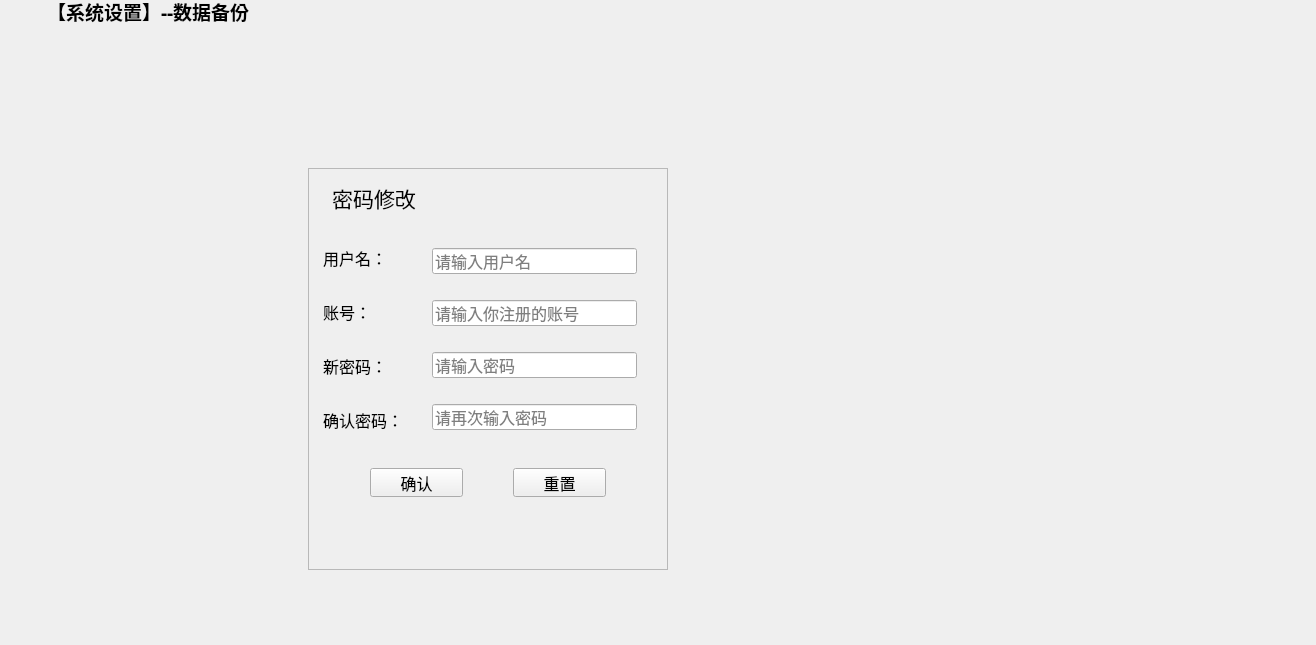
Old version of the form changepassword.ui in the repository Yzyqoung/Qt-hotelSystem.
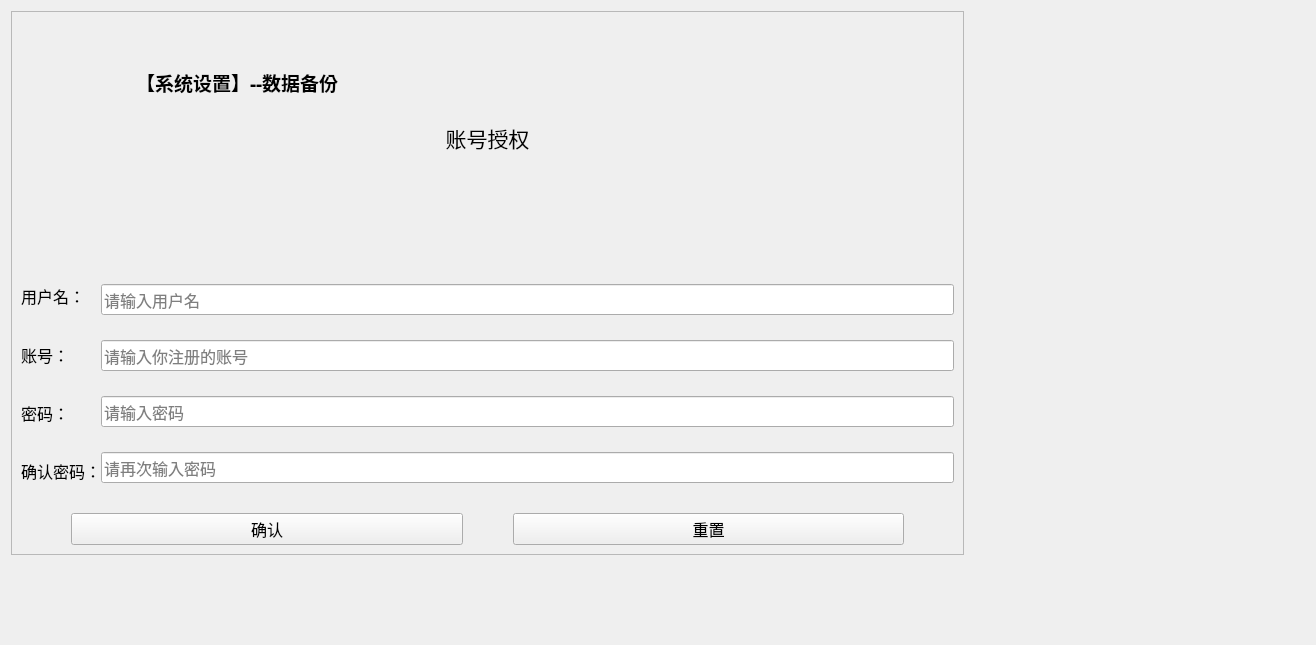
New version of the form. Icons and pictures are not drawn.

Commit message: 修改密码界面优化问题指定黄博

What changed in the file:
```diff
--- a/changepassword.ui
+++ b/changepassword.ui
@@ -13,15 +13,24 @@
   <property name="windowTitle">
    <string>Form</string>
   </property>
+  <layout class="QGridLayout" name="gridLayout_7">
+   <item row="4" column="2">
+    <spacer name="verticalSpacer_2">
+     <property name="orientation">
+      <enum>Qt::Vertical</enum>
+     </property>
+     <property name="sizeHint" stdset="0">
+      <size>
+       <width>359</width>
+       <height>54</height>
+      </size>
+     </property>
+    </spacer>
+   </item>
+   <item row="0" column="0" rowspan="4" colspan="3">
+    <layout class="QGridLayout" name="gridLayout_2">
+     <item row="1" column="0" colspan="2">
   <widget class="QFrame" name="frame_2">
-   <property name="geometry">
-    <rect>
-     <x>308</x>
-     <y>168</y>
-     <width>360</width>
-     <height>402</height>
-    </rect>
-   </property>
    <property name="sizePolicy">
     <sizepolicy hsizetype="Expanding" vsizetype="Expanding">
      <horstretch>0</horstretch>
@@ -34,212 +43,26 @@
    <property name="frameShadow">
     <enum>QFrame::Raised</enum>
    </property>
-   <widget class="QLabel" name="label">
-    <property name="geometry">
-     <rect>
-      <x>12</x>
-      <y>12</y>
-      <width>108</width>
-      <height>35</height>
-     </rect>
-    </property>
-    <property name="font">
-     <font>
-      <family>微软雅黑</family>
-      <pointsize>16</pointsize>
-      <weight>50</weight>
-      <bold>false</bold>
-     </font>
-    </property>
-    <property name="text">
-     <string>密码修改</string>
-    </property>
-    <property name="alignment">
-     <set>Qt::AlignCenter</set>
-    </property>
-   </widget>
-   <widget class="QLineEdit" name="UserName">
-    <property name="geometry">
-     <rect>
-      <x>124</x>
-      <y>80</y>
-      <width>205</width>
-      <height>26</height>
-     </rect>
-    </property>
-    <property name="font">
-     <font>
-      <family>楷体</family>
-      <pointsize>12</pointsize>
-     </font>
-    </property>
-    <property name="echoMode">
-     <enum>QLineEdit::Normal</enum>
-    </property>
-    <property name="placeholderText">
-     <string>请输入用户名</string>
-    </property>
-   </widget>
-   <widget class="QLineEdit" name="UserRePwd">
-    <property name="geometry">
-     <rect>
-      <x>124</x>
-      <y>236</y>
-      <width>205</width>
-      <height>26</height>
-     </rect>
-    </property>
-    <property name="font">
-     <font>
-      <family>楷体</family>
-      <pointsize>12</pointsize>
-     </font>
-    </property>
-    <property name="echoMode">
-     <enum>QLineEdit::Password</enum>
-    </property>
-    <property name="placeholderText">
-     <string>请再次输入密码</string>
-    </property>
-   </widget>
-   <widget class="QLineEdit" name="UserNum">
-    <property name="geometry">
-     <rect>
-      <x>124</x>
-      <y>132</y>
-      <width>205</width>
-      <height>26</height>
-     </rect>
-    </property>
-    <property name="font">
-     <font>
-      <family>楷体</family>
-      <pointsize>12</pointsize>
-     </font>
-    </property>
-    <property name="placeholderText">
-     <string>请输入你注册的账号</string>
-    </property>
-   </widget>
-   <widget class="QLineEdit" name="UserPwd">
-    <property name="geometry">
-     <rect>
-      <x>124</x>
-      <y>184</y>
-      <width>205</width>
-      <height>26</height>
-     </rect>
-    </property>
-    <property name="font">
-     <font>
-      <family>楷体</family>
-      <pointsize>12</pointsize>
-     </font>
-    </property>
-    <property name="echoMode">
-     <enum>QLineEdit::Password</enum>
-    </property>
-    <property name="placeholderText">
-     <string>请输入密码</string>
-    </property>
-   </widget>
-   <widget class="QLabel" name="labUserName">
-    <property name="geometry">
-     <rect>
-      <x>15</x>
-      <y>80</y>
-      <width>80</width>
-      <height>20</height>
-     </rect>
-    </property>
-    <property name="font">
-     <font>
-      <family>楷体</family>
-      <pointsize>12</pointsize>
-     </font>
-    </property>
-    <property name="text">
-     <string>用户名：</string>
-    </property>
-    <property name="alignment">
-     <set>Qt::AlignLeading|Qt::AlignLeft|Qt::AlignVCenter</set>
-    </property>
-   </widget>
-   <widget class="QLabel" name="label_2">
-    <property name="geometry">
-     <rect>
-      <x>15</x>
-      <y>134</y>
-      <width>60</width>
-      <height>20</height>
-     </rect>
-    </property>
-    <property name="font">
-     <font>
-      <family>楷体</family>
-      <pointsize>12</pointsize>
-     </font>
-    </property>
-    <property name="text">
-     <string>账号：</string>
-    </property>
-    <property name="alignment">
-     <set>Qt::AlignLeading|Qt::AlignLeft|Qt::AlignVCenter</set>
-    </property>
-   </widget>
-   <widget class="QLabel" name="labUserPwd">
-    <property name="geometry">
-     <rect>
-      <x>15</x>
-      <y>188</y>
-      <width>60</width>
-      <height>20</height>
-     </rect>
-    </property>
-    <property name="font">
-     <font>
-      <family>楷体</family>
-      <pointsize>12</pointsize>
-     </font>
-    </property>
-    <property name="text">
-     <string>新密码：</string>
-    </property>
-    <property name="alignment">
-     <set>Qt::AlignLeading|Qt::AlignLeft|Qt::AlignVCenter</set>
-    </property>
-   </widget>
-   <widget class="QLabel" name="labUserPwd_2">
-    <property name="geometry">
-     <rect>
-      <x>15</x>
-      <y>242</y>
-      <width>100</width>
-      <height>20</height>
-     </rect>
-    </property>
-    <property name="font">
-     <font>
-      <family>楷体</family>
-      <pointsize>12</pointsize>
-     </font>
-    </property>
-    <property name="text">
-     <string>确认密码：</string>
-    </property>
-    <property name="alignment">
-     <set>Qt::AlignLeading|Qt::AlignLeft|Qt::AlignVCenter</set>
-    </property>
-   </widget>
+       <layout class="QGridLayout" name="gridLayout">
+        <property name="verticalSpacing">
+         <number>30</number>
+        </property>
+        <item row="2" column="0">
+         <layout class="QGridLayout" name="gridLayout_6">
+          <property name="leftMargin">
+           <number>50</number>
+          </property>
+          <property name="rightMargin">
+           <number>50</number>
+          </property>
+          <property name="horizontalSpacing">
+           <number>50</number>
+          </property>
+          <property name="verticalSpacing">
+           <number>15</number>
+          </property>
+          <item row="0" column="0">
    <widget class="QPushButton" name="btnOk">
-    <property name="geometry">
-     <rect>
-      <x>62</x>
-      <y>300</y>
-      <width>93</width>
-      <height>29</height>
-     </rect>
-    </property>
     <property name="font">
      <font>
       <family>楷体</family>
@@ -266,15 +89,9 @@
      </size>
     </property>
    </widget>
+          </item>
+          <item row="0" column="1">
    <widget class="QPushButton" name="btnCancel">
-    <property name="geometry">
-     <rect>
-      <x>205</x>
-      <y>300</y>
-      <width>93</width>
-      <height>29</height>
-     </rect>
-    </property>
     <property name="font">
      <font>
       <family>楷体</family>
@@ -304,43 +121,243 @@
      </size>
     </property>
    </widget>
-  </widget>
-  <widget class="QLabel" name="label_5">
+          </item>
+         </layout>
+        </item>
+        <item row="1" column="0">
+         <layout class="QGridLayout" name="gridLayout_3">
+          <property name="verticalSpacing">
+           <number>35</number>
+          </property>
+          <item row="0" column="0">
+           <layout class="QGridLayout" name="gridLayout_4">
+            <item row="0" column="0">
+             <layout class="QVBoxLayout" name="verticalLayout">
+              <property name="spacing">
+               <number>34</number>
+              </property>
+              <item>
+               <widget class="QLabel" name="labUserName">
+                <property name="font">
+                 <font>
+                  <family>楷体</family>
+                  <pointsize>12</pointsize>
+                 </font>
+                </property>
+                <property name="text">
+                 <string>用户名：</string>
+                </property>
+                <property name="alignment">
+                 <set>Qt::AlignLeading|Qt::AlignLeft|Qt::AlignVCenter</set>
+                </property>
+               </widget>
+              </item>
+              <item>
+               <widget class="QLabel" name="label_2">
+                <property name="font">
+                 <font>
+                  <family>楷体</family>
+                  <pointsize>12</pointsize>
+                 </font>
+                </property>
+                <property name="text">
+                 <string>账号：</string>
+                </property>
+                <property name="alignment">
+                 <set>Qt::AlignLeading|Qt::AlignLeft|Qt::AlignVCenter</set>
+                </property>
+               </widget>
+              </item>
+              <item>
+               <widget class="QLabel" name="labUserPwd">
+                <property name="font">
+                 <font>
+                  <family>楷体</family>
+                  <pointsize>12</pointsize>
+                 </font>
+                </property>
+                <property name="text">
+                 <string>密码：</string>
+                </property>
+                <property name="alignment">
+                 <set>Qt::AlignLeading|Qt::AlignLeft|Qt::AlignVCenter</set>
+                </property>
+               </widget>
+              </item>
+              <item>
+               <widget class="QLabel" name="labUserPwd_2">
+                <property name="font">
+                 <font>
+                  <family>楷体</family>
+                  <pointsize>12</pointsize>
+                 </font>
+                </property>
+                <property name="text">
+                 <string>确认密码：</string>
+                </property>
+                <property name="alignment">
+                 <set>Qt::AlignLeading|Qt::AlignLeft|Qt::AlignVCenter</set>
+                </property>
+               </widget>
+              </item>
+             </layout>
+            </item>
+            <item row="0" column="1">
+             <layout class="QGridLayout" name="gridLayout_5">
+              <property name="verticalSpacing">
+               <number>25</number>
+              </property>
+              <item row="0" column="0">
+               <widget class="QLineEdit" name="UserName">
+                <property name="font">
+                 <font>
+                  <family>楷体</family>
+                  <pointsize>12</pointsize>
+                 </font>
+                </property>
+                <property name="echoMode">
+                 <enum>QLineEdit::Normal</enum>
+                </property>
+                <property name="placeholderText">
+                 <string>请输入用户名</string>
+                </property>
+               </widget>
+              </item>
+              <item row="1" column="0">
+               <widget class="QLineEdit" name="UserNum">
+                <property name="font">
+                 <font>
+                  <family>楷体</family>
+                  <pointsize>12</pointsize>
+                 </font>
+                </property>
+                <property name="placeholderText">
+                 <string>请输入你注册的账号</string>
+                </property>
+               </widget>
+              </item>
+              <item row="2" column="0">
+               <widget class="QLineEdit" name="UserPwd">
+                <property name="font">
+                 <font>
+                  <family>楷体</family>
+                  <pointsize>12</pointsize>
+                 </font>
+                </property>
+                <property name="echoMode">
+                 <enum>QLineEdit::Password</enum>
+                </property>
+                <property name="placeholderText">
+                 <string>请输入密码</string>
+                </property>
+               </widget>
+              </item>
+              <item row="3" column="0">
+               <widget class="QLineEdit" name="UserRePwd">
+                <property name="font">
+                 <font>
+                  <family>楷体</family>
+                  <pointsize>12</pointsize>
+                 </font>
+                </property>
+                <property name="echoMode">
+                 <enum>QLineEdit::Password</enum>
+                </property>
+                <property name="placeholderText">
+                 <string>请再次输入密码</string>
+                </property>
+               </widget>
+              </item>
+             </layout>
+            </item>
+           </layout>
+          </item>
+         </layout>
+        </item>
+        <item row="0" column="0">
+         <widget class="QLabel" name="label">
+          <property name="font">
+           <font>
+            <family>微软雅黑</family>
+            <pointsize>16</pointsize>
+            <weight>50</weight>
+            <bold>false</bold>
+           </font>
+          </property>
+          <property name="text">
+           <string>账号授权</string>
+          </property>
+          <property name="alignment">
+           <set>Qt::AlignCenter</set>
+          </property>
+         </widget>
+        </item>
+       </layout>
+      </widget>
+     </item>
+    </layout>
+   </item>
+   <item row="2" column="3">
+    <spacer name="horizontalSpacer_2">
+     <property name="orientation">
+      <enum>Qt::Horizontal</enum>
+     </property>
+     <property name="sizeType">
+      <enum>QSizePolicy::Maximum</enum>
+     </property>
+     <property name="sizeHint" stdset="0">
+      <size>
+       <width>341</width>
+       <height>196</height>
+      </size>
+     </property>
+    </spacer>
+   </item>
+   <item row="1" column="2">
+    <spacer name="verticalSpacer">
+     <property name="orientation">
+      <enum>Qt::Vertical</enum>
+     </property>
+     <property name="sizeType">
+      <enum>QSizePolicy::Maximum</enum>
+     </property>
+     <property name="sizeHint" stdset="0">
+      <size>
+       <width>359</width>
+       <height>141</height>
+      </size>
+     </property>
+    </spacer>
+   </item>
+   <item row="3" column="3">
+    <spacer name="horizontalSpacer">
+     <property name="orientation">
+      <enum>Qt::Horizontal</enum>
+     </property>
+     <property name="sizeType">
+      <enum>QSizePolicy::Preferred</enum>
+     </property>
+     <property name="sizeHint" stdset="0">
+      <size>
+       <width>290</width>
+       <height>195</height>
+      </size>
+     </property>
+    </spacer>
+   </item>
+  </layout>
+  <widget class="QWidget" name="layoutWidget">
    <property name="geometry">
     <rect>
-     <x>47</x>
-     <y>0</y>
-     <width>276</width>
-     <height>23</height>
+     <x>100</x>
+     <y>70</y>
+     <width>362</width>
+     <height>25</height>
     </rect>
    </property>
-   <property name="sizePolicy">
-    <sizepolicy hsizetype="Preferred" vsizetype="Maximum">
-     <horstretch>0</horstretch>
-     <verstretch>0</verstretch>
-    </sizepolicy>
-   </property>
-   <property name="font">
-    <font>
-     <family>楷体</family>
-     <pointsize>14</pointsize>
-     <weight>75</weight>
-     <bold>true</bold>
-    </font>
-   </property>
-   <property name="text">
-    <string>【系统设置】--数据备份</string>
-   </property>
-  </widget>
+   <layout class="QHBoxLayout" name="horizontalLayout_2">
+    <item>
   <widget class="QLabel" name="label_4">
-   <property name="geometry">
-    <rect>
-     <x>10</x>
-     <y>0</y>
-     <width>30</width>
-     <height>17</height>
-    </rect>
-   </property>
    <property name="sizePolicy">
     <sizepolicy hsizetype="Maximum" vsizetype="Preferred">
      <horstretch>0</horstretch>
@@ -359,6 +376,43 @@
    <property name="text">
     <string/>
    </property>
+     </widget>
+    </item>
+    <item>
+     <widget class="QLabel" name="label_5">
+      <property name="sizePolicy">
+       <sizepolicy hsizetype="Preferred" vsizetype="Maximum">
+        <horstretch>0</horstretch>
+        <verstretch>0</verstretch>
+       </sizepolicy>
+      </property>
+      <property name="font">
+       <font>
+        <family>楷体</family>
+        <pointsize>14</pointsize>
+        <weight>75</weight>
+        <bold>true</bold>
+       </font>
+      </property>
+      <property name="text">
+       <string>【系统设置】--数据备份</string>
+      </property>
+     </widget>
+    </item>
+    <item>
+     <spacer name="horizontalSpacer_3">
+      <property name="orientation">
+       <enum>Qt::Horizontal</enum>
+      </property>
+      <property name="sizeHint" stdset="0">
+       <size>
+        <width>40</width>
+        <height>20</height>
+       </size>
+      </property>
+     </spacer>
+    </item>
+   </layout>
   </widget>
  </widget>
  <resources/>
```
Lines whose indentation alone changed are shown as unchanged. The commit also changes 15 other files.
